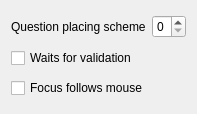
Before: the Qt Designer form src/kgeographyoptions.ui in KDE/kgeography, drawn with Qt 5.
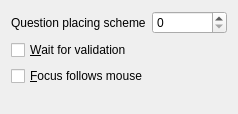
After: the same form once the commit is applied.

Commit message: Spacer + tooltips + accelarator + increase the alignment spinbox to 2

Patch:
```diff
--- a/src/kgeographyoptions.ui
+++ b/src/kgeographyoptions.ui
@@ -6,7 +6,7 @@
    <rect>
     <x>0</x>
     <y>0</y>
-    <width>193</width>
+    <width>238</width>
     <height>114</height>
    </rect>
   </property>
@@ -23,7 +23,7 @@
      <item>
       <widget class="QSpinBox" name="kcfg_questionPlacingScheme">
        <property name="maximum">
-        <number>1</number>
+        <number>2</number>
        </property>
       </widget>
      </item>
@@ -32,17 +32,30 @@
    <item>
     <widget class="QCheckBox" name="kcfg_waitsForValidation">
      <property name="text">
-      <string>Waits for validation</string>
+      <string>&amp;Wait for validation</string>
      </property>
     </widget>
    </item>
    <item>
     <widget class="QCheckBox" name="kcfg_focusFollowsMouse">
      <property name="text">
-      <string>Focus follows mouse</string>
+      <string>&amp;Focus follows mouse</string>
      </property>
     </widget>
    </item>
+   <item>
+    <spacer name="verticalSpacer">
+     <property name="orientation">
+      <enum>Qt::Vertical</enum>
+     </property>
+     <property name="sizeHint" stdset="0">
+      <size>
+       <width>20</width>
+       <height>40</height>
+      </size>
+     </property>
+    </spacer>
+   </item>
   </layout>
  </widget>
  <resources/>
```
Left out of the diff: 6 changed lines with no effect on the pictures.
